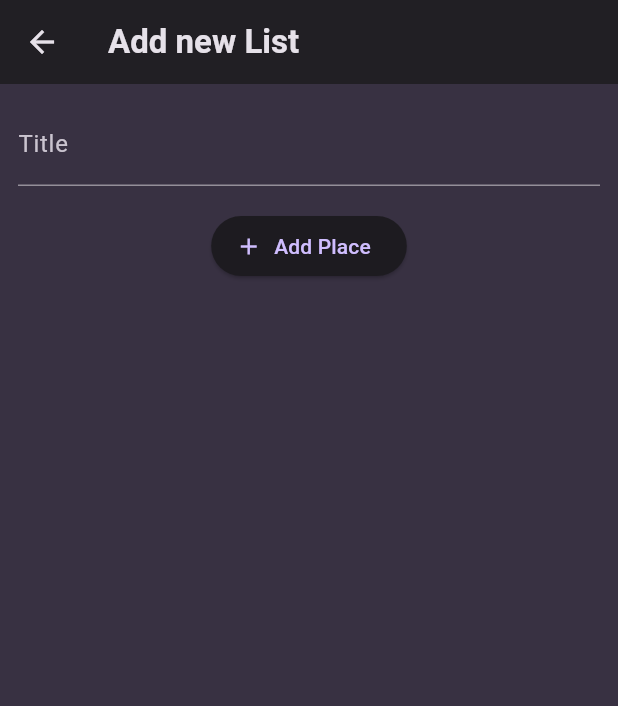
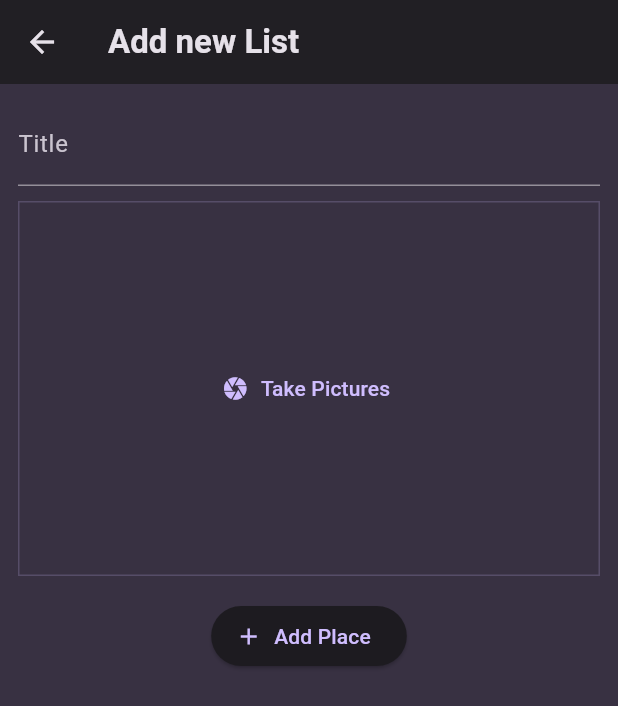
Before and after one commit to kraevskiy/flutter_favorite_place, a Flutter app: the AddPlaceScreen screen opened directly, on a phone screen of 412 x 824 dp. Shown: the top 706 px of the screen. Run offline on Flutter 3.47's test engine with Material 3 defaults, Android fonts, the phone set to English and light mode, and no system bars; our stand-ins replace flutter_riverpod, google_fonts.

Commit message:
add image input layou

```diff
--- a/lib/screens/add_place.dart
+++ b/lib/screens/add_place.dart
@@ -1,4 +1,5 @@
 import 'package:flutter/material.dart';
+import 'package:flutter_favorite_place_app/widgets/image_input.dart';
 import 'package:flutter_riverpod/flutter_riverpod.dart';
 
 import 'package:flutter_favorite_place_app/providers/user_places.dart';
@@ -49,6 +50,8 @@
                 color: Theme.of(context).colorScheme.onSurface,
               ),
             ),
+            const SizedBox(height: 10),
+            ImageInput(),
             const SizedBox(height: 16),
             ElevatedButton.icon(
               onPressed: _savePlace,
--- /dev/null
+++ b/lib/widgets/image_input.dart
@@ -0,0 +1,32 @@
+import 'package:flutter/material.dart';
+
+class ImageInput extends StatefulWidget {
+  const ImageInput({super.key});
+
+  @override
+  State<ImageInput> createState() {
+    return _ImageInputState();
+  }
+}
+
+class _ImageInputState extends State<ImageInput> {
+  @override
+  Widget build(BuildContext context) {
+    return Container(
+      decoration: BoxDecoration(
+        border: Border.all(
+          width: 1,
+          color: Theme.of(context).colorScheme.primary.withOpacity(0.2),
+        ),
+      ),
+      height: 250,
+      width: double.infinity,
+      alignment: Alignment.center,
+      child: TextButton.icon(
+        icon: const Icon(Icons.camera),
+        label: const Text('Take Pictures'),
+        onPressed: () {},
+      ),
+    );
+  }
+}
```
